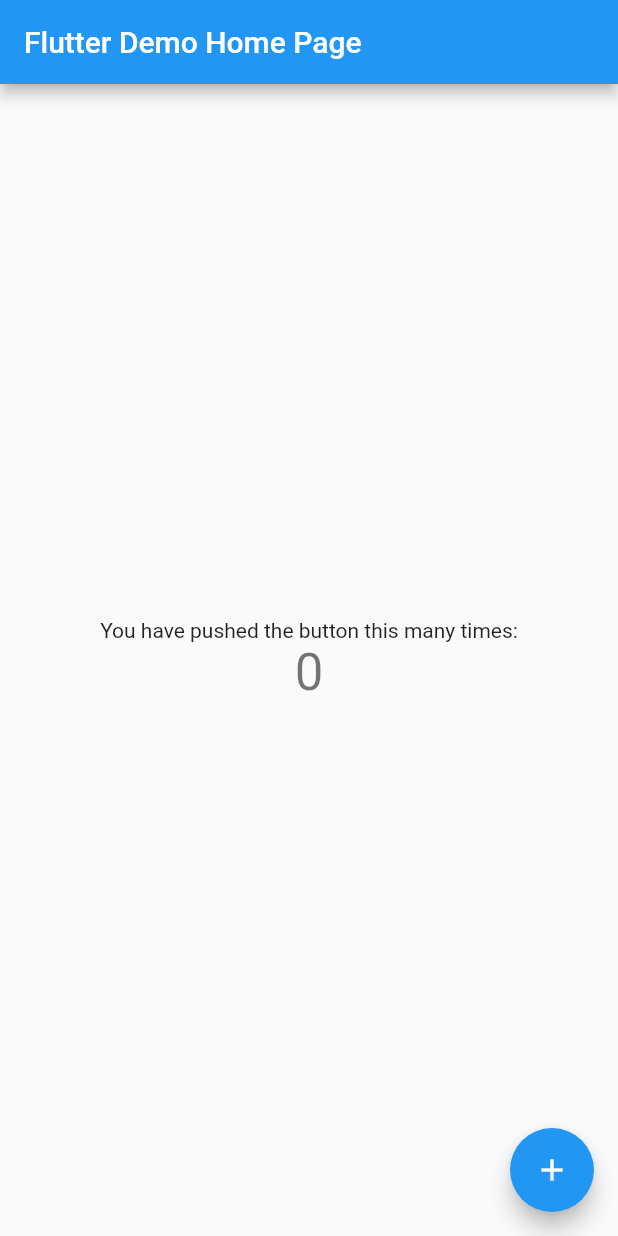
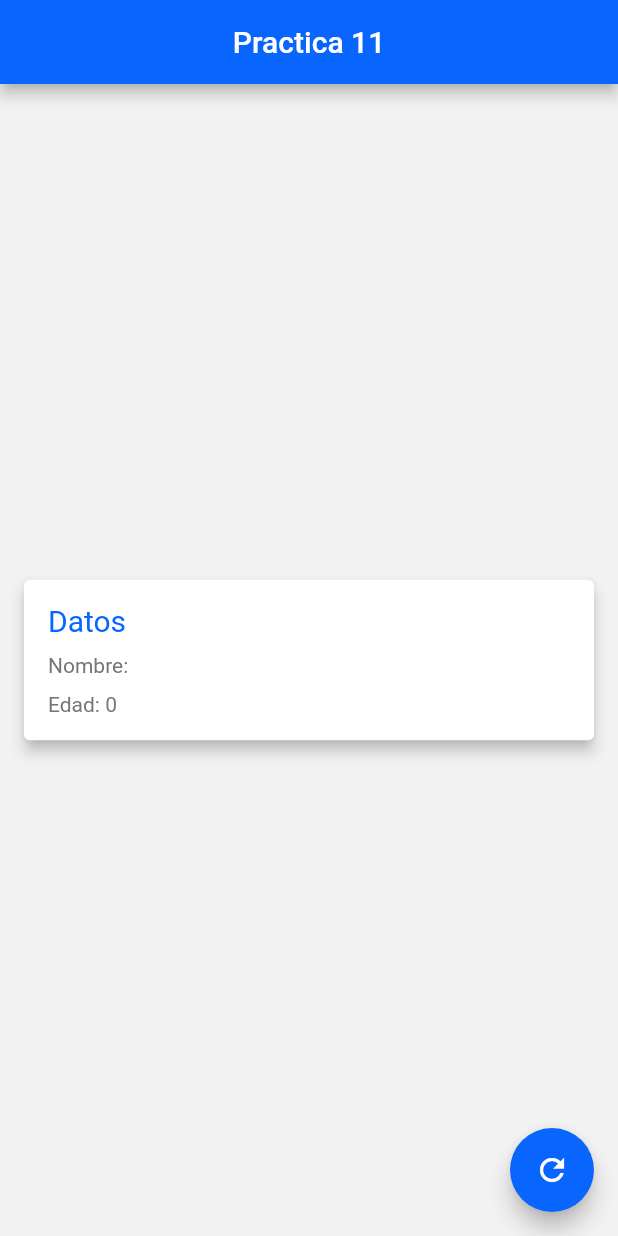
Before and after one commit to adrian-parra/Flutter-Practicas, a Flutter app: the screen it shows after launch, on a phone screen of 412 x 824 dp. Run offline on Flutter 3.47's test engine with Material 2 defaults, Android fonts, the phone set to English and light mode, and no system bars; our stand-ins replace fluttertoast, shared_preferences.

Commit message:
Practica 11 Terminada
Aprendizaje

* SharedPreferences

```diff
--- /dev/null
+++ b/practica_11/lib/config.dart
@@ -0,0 +1,26 @@
+import 'package:flutter/material.dart';
+
+class AppConfig {
+  static const colorPrincipal = Color(0xFF0866FF);
+  static const colorSecundario = Color(0xFFFFFFFF);
+  static const colorFondo = Color(0xFFF2F2F2);
+  static const colorDescripcion = Color(0xFF757575);
+  static const colorExtra = Color(0xFF2B2A2A);
+
+  static const colorSuccess = Color(0xFF51ae57);
+  static const colorDanger = Color(0xFFff0000);
+  static const colorWarning = Color(0xFFf57c00);
+  static const colorInfo = Color(0xFF3498db);
+
+  static const marginValue = 16.0;
+  static const paddingValue = 16.0;
+
+  static const sizeTitulo = 24.0;
+  static const sizeSubtitulo = 20.0;
+  static const sizeDescripcion = 14.0;
+
+  static const gap = 10.0;
+
+  static const letterSpacingValue = 1.3;
+
+}
--- a/practica_11/lib/main.dart
+++ b/practica_11/lib/main.dart
@@ -1,4 +1,5 @@
 import 'package:flutter/material.dart';
+import 'package:practica_11/screens/shared_screen.dart';
 
 void main() {
   runApp(const MyApp());
@@ -10,106 +11,10 @@
   // This widget is the root of your application.
   @override
   Widget build(BuildContext context) {
-    return MaterialApp(
-      title: 'Flutter Demo',
-      theme: ThemeData(
-        // This is the theme of your application.
-        //
-        // Try running your application with "flutter run". You'll see the
-        // application has a blue toolbar. Then, without quitting the app, try
-        // changing the primarySwatch below to Colors.green and then invoke
-        // "hot reload" (press "r" in the console where you ran "flutter run",
-        // or simply save your changes to "hot reload" in a Flutter IDE).
-        // Notice that the counter didn't reset back to zero; the application
-        // is not restarted.
-        primarySwatch: Colors.blue,
-      ),
-      home: const MyHomePage(title: 'Flutter Demo Home Page'),
+    return const MaterialApp(
+      title: 'Practica 11',
+      debugShowCheckedModeBanner: false,
+      home: SharedScreen(),
     );
   }
 }
-
-class MyHomePage extends StatefulWidget {
-  const MyHomePage({super.key, required this.title});
-
-  // This widget is the home page of your application. It is stateful, meaning
-  // that it has a State object (defined below) that contains fields that affect
-  // how it looks.
-
-  // This class is the configuration for the state. It holds the values (in this
-  // case the title) provided by the parent (in this case the App widget) and
-  // used by the build method of the State. Fields in a Widget subclass are
-  // always marked "final".
-
-  final String title;
-
-  @override
-  State<MyHomePage> createState() => _MyHomePageState();
-}
-
-class _MyHomePageState extends State<MyHomePage> {
-  int _counter = 0;
-
-  void _incrementCounter() {
-    setState(() {
-      // This call to setState tells the Flutter framework that something has
-      // changed in this State, which causes it to rerun the build method below
-      // so that the display can reflect the updated values. If we changed
-      // _counter without calling setState(), then the build method would not be
-      // called again, and so nothing would appear to happen.
-      _counter++;
-    });
-  }
-
-  @override
-  Widget build(BuildContext context) {
-    // This method is rerun every time setState is called, for instance as done
-    // by the _incrementCounter method above.
-    //
-    // The Flutter framework has been optimized to make rerunning build methods
-    // fast, so that you can just rebuild anything that needs updating rather
-    // than having to individually change instances of widgets.
-    return Scaffold(
-      appBar: AppBar(
-        // Here we take the value from the MyHomePage object that was created by
-        // the App.build method, and use it to set our appbar title.
-        title: Text(widget.title),
-      ),
-      body: Center(
-        // Center is a layout widget. It takes a single child and positions it
-        // in the middle of the parent.
-        child: Column(
-          // Column is also a layout widget. It takes a list of children and
-          // arranges them vertically. By default, it sizes itself to fit its
-          // children horizontally, and tries to be as tall as its parent.
-          //
-          // Invoke "debug painting" (press "p" in the console, choose the
-          // "Toggle Debug Paint" action from the Flutter Inspector in Android
-          // Studio, or the "Toggle Debug Paint" command in Visual Studio Code)
-          // to see the wireframe for each widget.
-          //
-          // Column has various properties to control how it sizes itself and
-          // how it positions its children. Here we use mainAxisAlignment to
-          // center the children vertically; the main axis here is the vertical
-          // axis because Columns are vertical (the cross axis would be
-          // horizontal).
-          mainAxisAlignment: MainAxisAlignment.center,
-          children: <Widget>[
-            const Text(
-              'You have pushed the button this many times:',
-            ),
-            Text(
-              '$_counter',
-              style: Theme.of(context).textTheme.headline4,
-            ),
-          ],
-        ),
-      ),
-      floatingActionButton: FloatingActionButton(
-        onPressed: _incrementCounter,
-        tooltip: 'Increment',
-        child: const Icon(Icons.add),
-      ), // This trailing comma makes auto-formatting nicer for build methods.
-    );
-  }
-}
--- /dev/null
+++ b/practica_11/lib/screens/shared_screen.dart
@@ -0,0 +1,86 @@
+import 'package:flutter/material.dart';
+import 'package:practica_11/config.dart';
+import 'package:shared_preferences/shared_preferences.dart';
+
+class SharedScreen extends StatefulWidget {
+  const SharedScreen({super.key});
+
+  @override
+  State<SharedScreen> createState() => _SharedScreenState();
+}
+
+class _SharedScreenState extends State<SharedScreen> {
+  int edad = 0;
+  String nombre = '';
+
+  grabarDatos() async {
+    SharedPreferences preferences = await SharedPreferences.getInstance();
+    preferences.setInt('edad', 33);
+    preferences.setString('nombre', 'Adrian Parra');
+  }
+
+  leerDatos() async {
+    SharedPreferences preferences = await SharedPreferences.getInstance();
+    edad = preferences.getInt('edad')!;
+    nombre = preferences.getString('nombre')!;
+  }
+
+  @override
+  void initState() {
+    grabarDatos();
+    super.initState();
+  }
+
+  @override
+  Widget build(BuildContext context) {
+    return Scaffold(
+      backgroundColor: AppConfig.colorFondo,
+      appBar: AppBar(
+        title: const Text('Practica 11'),
+        backgroundColor: AppConfig.colorPrincipal,
+        centerTitle: true,
+      ),
+      body: Center(
+          child: Card(
+        elevation: 4,
+          margin: const EdgeInsets.all(AppConfig.marginValue),
+
+        child: Container(
+          width: double.infinity,
+          padding: const EdgeInsets.all(AppConfig.paddingValue),
+          child: Column(
+            mainAxisSize: MainAxisSize.min,
+              crossAxisAlignment: CrossAxisAlignment.start,
+
+            children: [
+              const Text('Datos' ,style: TextStyle(
+                color: AppConfig.colorPrincipal,
+                fontSize: AppConfig.sizeSubtitulo
+              ),),
+              const SizedBox(height: AppConfig.gap,),
+              Text('Nombre: $nombre', style: const TextStyle(
+                color: AppConfig.colorDescripcion,
+                fontSize: AppConfig.sizeDescripcion
+              )),
+              const SizedBox(height: AppConfig.gap),
+              Text('Edad: $edad',style: const TextStyle(
+                color: AppConfig.colorDescripcion,
+                fontSize: AppConfig.sizeDescripcion
+              ))
+            ],
+          ),
+        ),
+      )),
+      floatingActionButton: FloatingActionButton(
+        backgroundColor: AppConfig.colorPrincipal,
+        onPressed: () {
+          setState(() {
+            leerDatos();
+          });
+        },
+        tooltip: 'Refrescar',
+        child: const Icon(Icons.refresh),
+      ),
+    );
+  }
+}
--- a/practica_11/pubspec.yaml
+++ b/practica_11/pubspec.yaml
@@ -31,6 +31,7 @@
 dependencies:
   flutter:
     sdk: flutter
+  shared_preferences: 2.0.6
 
 
   # The following adds the Cupertino Icons font to your application.
```
Also changed, not shown: practica_11/assets/pagina1.png (added), practica_11/assets/pagina2.png (added), practica_11/pubspec.lock, 1 other file.
